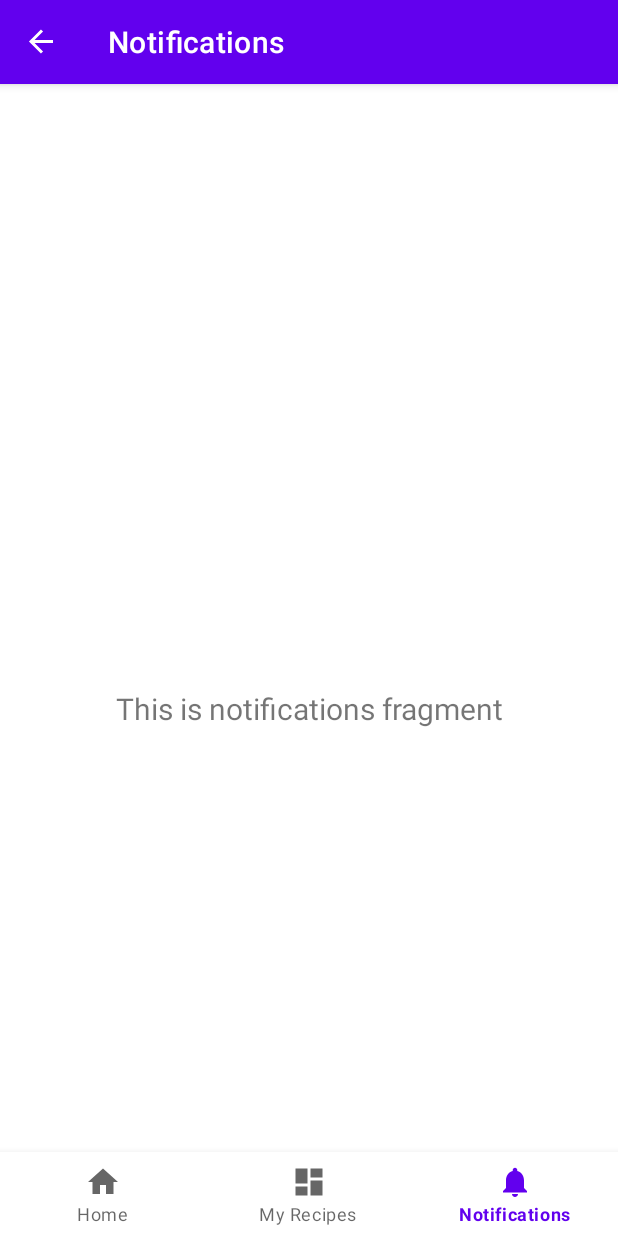
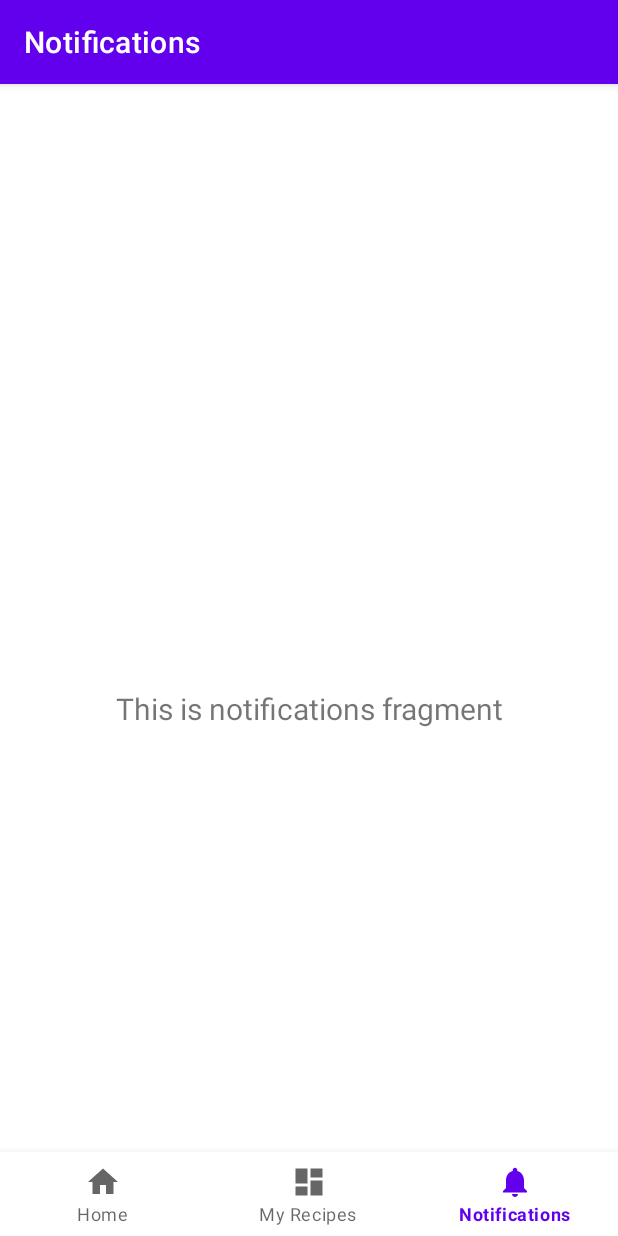
Before and after one commit to spacepigglet/Recipe-converter-app, an Android app: the screen it shows after launch (MainActivity), item 3 of the bottom bar chosen, on a phone screen of 412 x 824 dp. Run offline under Robolectric (Android 15) with nearby library versions, the phone set to English and light mode, and no system bars; our stand-ins replace navigation-ui.

Commit message:
Back button gone on all top level fragments (in bottom nav bar)

```diff
--- a/app/src/main/java/com/example/recipe_converter_app/MainActivity.java
+++ b/app/src/main/java/com/example/recipe_converter_app/MainActivity.java
@@ -31,10 +31,15 @@ public class MainActivity extends AppCompatActivity {
                 //R.id.navigation_home, R.id.navigation_dashboard, R.id.navigation_notifications)
                 //.build();
         NavController navController = Navigation.findNavController(this, R.id.nav_host_fragment_activity_main);
-        appBarConfiguration = new AppBarConfiguration.Builder(navController.getGraph()).build();
-
+        //appBarConfiguration = new AppBarConfiguration.Builder(navController.getGraph()).build();
+        appBarConfiguration = new AppBarConfiguration.Builder(
+                R.id.navigation_home,
+                R.id.navigation_my_recipes,
+                R.id.navigation_notifications
+        ).build();
         NavigationUI.setupActionBarWithNavController(this, navController, appBarConfiguration);
         NavigationUI.setupWithNavController(binding.navView, navController);
+
     }
     @Override
     public boolean onSupportNavigateUp() {
```
